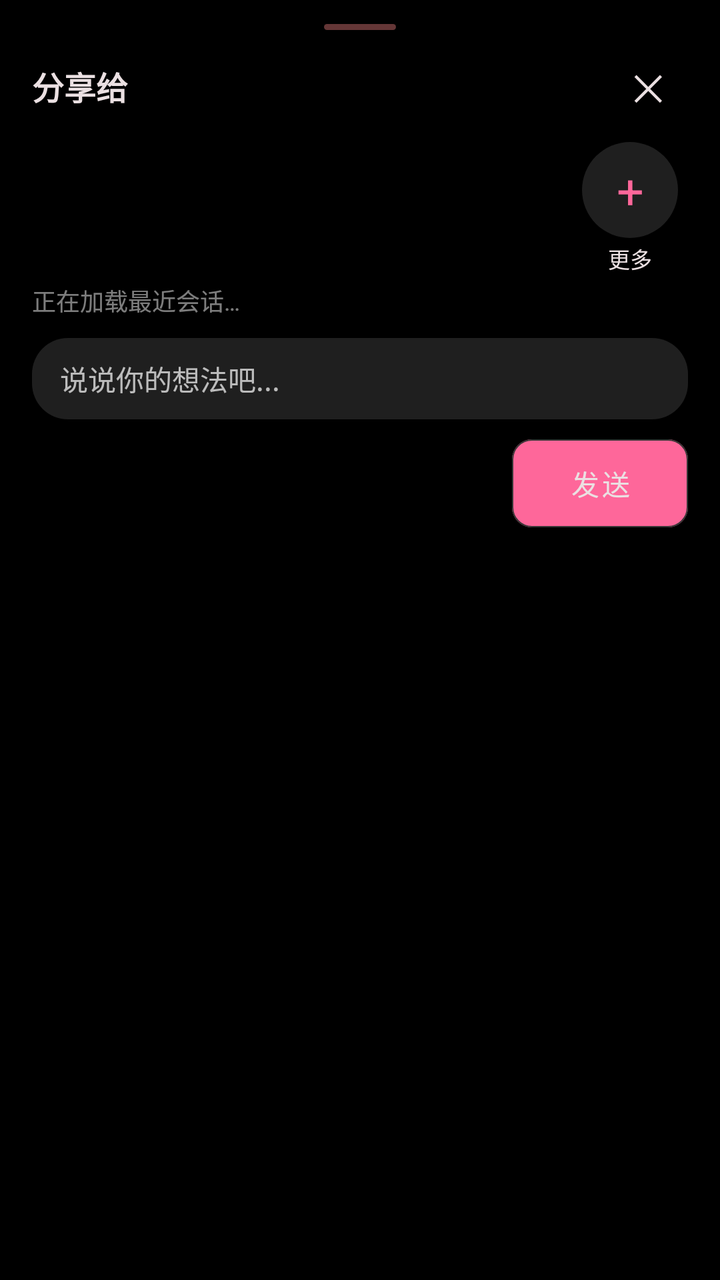
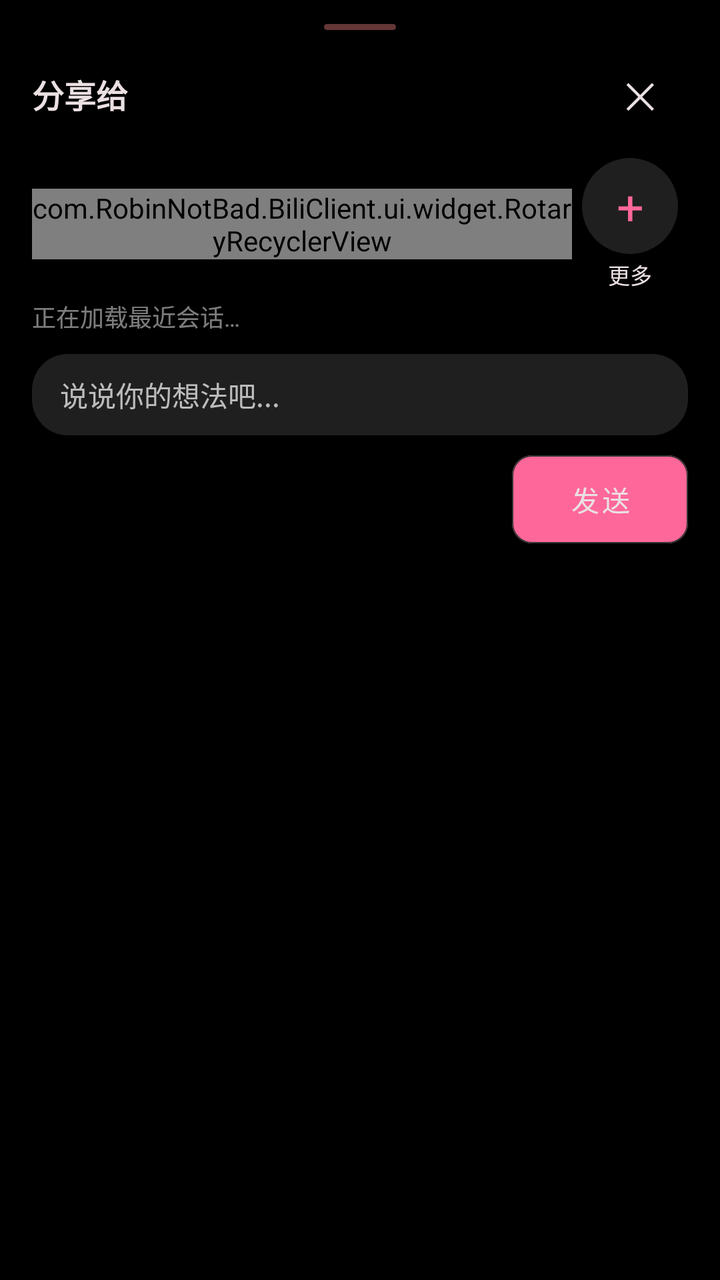

Two renders of the same Android screen: before a commit and after it. Below are the layout's source before the change and the commit's diff.
<!-- AndroidManifest.xml: application theme Theme.BiliClient -->
<!-- res/layout/dialog_share_to_msg.xml -->
<?xml version="1.0" encoding="utf-8"?>
<LinearLayout xmlns:android="http://schemas.android.com/apk/res/android"
    xmlns:app="http://schemas.android.com/apk/res-auto"
    android:layout_width="match_parent"
    android:layout_height="wrap_content"
    android:background="@android:color/transparent"
    android:focusable="true"
    android:focusableInTouchMode="true"
    android:orientation="vertical"
    android:paddingStart="16dp"
    android:paddingTop="12dp"
    android:paddingEnd="16dp"
    android:paddingBottom="16dp">

    <View
        android:layout_width="36dp"
        android:layout_height="3dp"
        android:layout_gravity="center_horizontal"
        android:layout_marginBottom="8dp"
        android:background="@drawable/bg_share_handle" />

    <LinearLayout
        android:layout_width="match_parent"
        android:layout_height="wrap_content"
        android:gravity="center_vertical"
        android:orientation="horizontal">

        <TextView
            android:layout_width="0dp"
            android:layout_height="wrap_content"
            android:layout_weight="1"
            android:text="分享给"
            android:textColor="@color/textwhite"
            android:textSize="16sp"
            android:textStyle="bold" />

        <TextView
            android:id="@+id/btn_app_auth"
            android:layout_width="wrap_content"
            android:layout_height="36dp"
            android:layout_marginEnd="4dp"
            android:background="?attr/selectableItemBackground"
            android:gravity="center"
            android:paddingStart="8dp"
            android:paddingEnd="8dp"
            android:text="卡片授权"
            android:textColor="@color/bili_pink"
            android:textSize="12sp"
            android:visibility="gone" />

        <TextView
            android:id="@+id/btn_close"
            android:layout_width="40dp"
            android:layout_height="40dp"
            android:background="?attr/selectableItemBackground"
            android:gravity="center"
            android:text="✕"
            android:textColor="@color/textwhite"
            android:textSize="18sp" />
    </LinearLayout>

    <LinearLayout
        android:layout_width="match_parent"
        android:layout_height="wrap_content"
        android:layout_marginTop="6dp"
        android:gravity="center_vertical"
        android:orientation="horizontal">

        <androidx.recyclerview.widget.RecyclerView
            android:id="@+id/share_user_list"
            android:layout_width="0dp"
            android:layout_height="wrap_content"
            android:layout_weight="1"
            android:clipToPadding="false"
            android:overScrollMode="never" />

        <LinearLayout
            android:id="@+id/btn_more"
            android:layout_width="58dp"
            android:layout_height="wrap_content"
            android:background="?attr/selectableItemBackground"
            android:gravity="center_horizontal"
            android:orientation="vertical"
            android:paddingTop="2dp"
            android:paddingBottom="2dp">

            <FrameLayout
                android:layout_width="48dp"
                android:layout_height="48dp">

                <TextView
                    android:layout_width="48dp"
                    android:layout_height="48dp"
                    android:layout_gravity="center"
                    android:background="@drawable/bg_share_more"
                    android:gravity="center"
                    android:text="+"
                    android:textColor="@color/bili_pink"
                    android:textSize="24sp" />
            </FrameLayout>

            <TextView
                android:layout_width="match_parent"
                android:layout_height="wrap_content"
                android:layout_marginTop="2dp"
                android:gravity="center"
                android:text="更多"
                android:textColor="@color/textwhite"
                android:textSize="11sp" />
        </LinearLayout>
    </LinearLayout>

    <TextView
        android:id="@+id/share_loading"
        android:layout_width="match_parent"
        android:layout_height="wrap_content"
        android:layout_marginTop="2dp"
        android:alpha="0.7"
        android:text="正在加载最近会话…"
        android:textColor="@color/meta_text"
        android:textSize="12sp" />

    <EditText
        android:id="@+id/share_input"
        android:layout_width="match_parent"
        android:layout_height="wrap_content"
        android:layout_marginTop="10dp"
        android:background="@drawable/bg_share_input"
        android:hint="说说你的想法吧..."
        android:inputType="textMultiLine|textCapSentences"
        android:maxLength="100"
        android:maxLines="2"
        android:minLines="1"
        android:paddingStart="14dp"
        android:paddingTop="10dp"
        android:paddingEnd="14dp"
        android:paddingBottom="10dp"
        android:textColor="@color/textwhite"
        android:textColorHint="@color/meta_text"
        android:textSize="14sp" />

    <com.google.android.material.button.MaterialButton
        android:id="@+id/share_send"
        android:layout_width="wrap_content"
        android:layout_height="wrap_content"
        android:layout_gravity="end"
        android:layout_marginTop="8dp"
        android:minWidth="88dp"
        android:text="发送"
        android:textColor="@color/textwhite"
        app:backgroundTint="@color/bili_pink" />
</LinearLayout>
<!-- resources referenced by this layout -->
<resources>
  <color name="bili_pink">#FE679A</color>
  <color name="meta_text">#B3FFFFFF</color>
  <color name="textwhite">#ebe0e2</color>
  <!-- drawable bg_share_handle (drawable) -->
  <?xml version="1.0" encoding="utf-8"?>
  <shape xmlns:android="http://schemas.android.com/apk/res/android"
      android:shape="rectangle">
      <solid android:color="#66FB8787" />
      <corners android:radius="2dp" />
  </shape>
  <!-- drawable bg_share_input (drawable) -->
  <?xml version="1.0" encoding="utf-8"?>
  <shape xmlns:android="http://schemas.android.com/apk/res/android"
      android:shape="rectangle">
      <solid android:color="@color/share_input_bg" />
      <corners android:radius="18dp" />
  </shape>
  <!-- drawable bg_share_more (drawable) -->
  <?xml version="1.0" encoding="utf-8"?>
  <shape xmlns:android="http://schemas.android.com/apk/res/android"
      android:shape="oval">
      <solid android:color="@color/share_input_bg" />
  </shape>
  <color name="share_input_bg">#1FFFFFFF</color>
  <color name="bgblack">#000000</color>
  <color name="pink">#FBFB8787</color>
  <color name="card_border_new">#363636</color>
  <style name="TextViewSytle" parent="Widget.AppCompat.TextView">
          <item name="android:textSize">14sp</item>
          #设置默认字体大小，某些设备的默认字体偏大
      </style>
  <style name="EditTextStyle" parent="Widget.AppCompat.EditText">
          <item name="android:textColorHint">#80ffffff</item>
          <item name="android:textCursorDrawable">@drawable/cursor_drawable</item>
          <item name="android:textColor">@color/textwhite</item>
      </style>
  <style name="CardStyle" parent="Widget.MaterialComponents.CardView">
          <item name="cardBackgroundColor">@color/card_bg_new</item>
          <item name="cardCornerRadius">@dimen/card_round_new</item>
          <item name="strokeColor">@color/card_border_new</item>
          <item name="strokeWidth">@dimen/card_stroke_new</item>
          <item name="rippleColor" tools:ignore="PrivateResource">@android:color/transparent</item>
          
          <item name="cardElevation">0dp</item>
          <item name="android:stateListAnimator" tools:targetApi="lollipop">@animator/press_scale</item>
          <item name="android:clickable">true</item>
          <item name="android:focusable">true</item>
      </style>
  <style name="SwitchCompatStyle" parent="Widget.AppCompat.CompoundButton.Switch">
          <item name="android:paddingLeft">6dp</item>
          <item name="android:paddingRight">2dp</item>
          <item name="android:background">@drawable/background_edittext_setting</item>
          <item name="android:textColor">@color/textwhite</item>
      </style>
  <style name="RadioButtonStyle" parent="Widget.MaterialComponents.CompoundButton.RadioButton">
          <item name="android:minHeight">10dp</item>
      </style>
  <style name="ListStyle">
          <item name="android:descendantFocusability">afterDescendants</item>
      </style>
  <color name="color_ripple">#78FEFEFE</color>
  <!-- drawable cursor_drawable (drawable) -->
  <?xml version="1.0" encoding="utf-8"?>
  
  <shape xmlns:android="http://schemas.android.com/apk/res/android">
      <solid android:color="#eeFB7299" />
      <size android:width="2dp" />
  </shape>
  <color name="card_bg_new">#4D262626</color>
  <dimen name="card_round_new">10dp</dimen>
  <dimen name="card_stroke_new">0.5dp</dimen>
  <!-- drawable background_edittext_setting (drawable) -->
  <?xml version="1.0" encoding="utf-8"?>
  
  <shape xmlns:android="http://schemas.android.com/apk/res/android">
      <solid android:color="#cc262626" />
      <stroke
          android:width="@dimen/card_stroke"
          android:color="#70707070" />
      <corners android:radius="@dimen/card_round" />
  </shape>
  <dimen name="card_stroke">0dp</dimen>
  <dimen name="card_round">6dp</dimen>
  <!-- unchanged entries left out for length: 3 -->
</resources>

<!-- the commit's change to res/layout/dialog_share_to_msg.xml (unified diff, before → after) -->
@@ -50,8 +50,8 @@
 
         <TextView
             android:id="@+id/btn_close"
-            android:layout_width="40dp"
-            android:layout_height="40dp"
+            android:layout_width="48dp"
+            android:layout_height="48dp"
             android:background="?attr/selectableItemBackground"
             android:gravity="center"
             android:text="✕"
@@ -66,7 +66,7 @@
         android:gravity="center_vertical"
         android:orientation="horizontal">
 
-        <androidx.recyclerview.widget.RecyclerView
+        <com.RobinNotBad.BiliClient.ui.widget.RotaryRecyclerView
             android:id="@+id/share_user_list"
             android:layout_width="0dp"
             android:layout_height="wrap_content"
